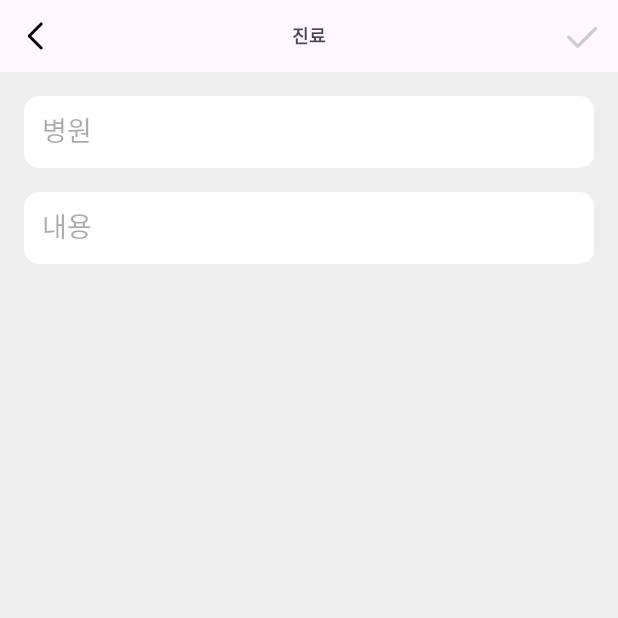
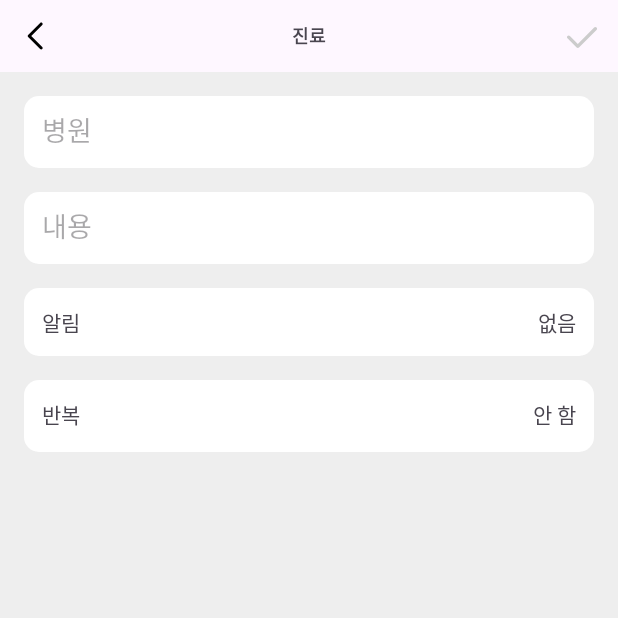
Before and after one commit to Daon-UMC-5th/Android, an Android app: the fragment ClinicFragment placed in its activity, on a phone screen of 412 x 824 dp, the top half of it. Run offline under Robolectric (Android 15) with nearby library versions, the phone set to English and light mode, and no system bars.

Commit message:
[FEAT] fab 클릭 후 이동하는 프래그먼트 UI 제작

```diff
--- a/app/src/main/res/layout/fragment_clinic.xml
+++ b/app/src/main/res/layout/fragment_clinic.xml
@@ -3,6 +3,7 @@
     xmlns:tools="http://schemas.android.com/tools"
     android:layout_width="match_parent"
     android:layout_height="match_parent"
+    xmlns:app="http://schemas.android.com/apk/res-auto"
     android:padding="16dp"
     android:background="#EEEEEE"
     android:orientation="vertical"
@@ -23,6 +24,66 @@
         android:maxLength="50"
         android:background="@drawable/edit_text"
         android:layout_marginBottom="16dp"/>
+    <androidx.constraintlayout.widget.ConstraintLayout
+        android:id="@+id/notification"
+        android:layout_width="match_parent"
+        android:layout_height="wrap_content"
+        android:padding="12dp"
+        android:background="@drawable/edit_text"
+        android:layout_marginBottom="16dp">
+        <TextView
+            android:id="@+id/noti_text"
+            android:layout_width="wrap_content"
+            android:layout_height="match_parent"
+            android:text="알림"
+            app:layout_constraintStart_toStartOf="parent"/>
+        <TextView
+            android:id="@+id/noti_time"
+            android:layout_width="wrap_content"
+            android:layout_height="match_parent"
+            android:text="없음"
+            app:layout_constraintEnd_toEndOf="parent"/>
+        <TimePicker
+            android:id="@+id/tp_timepicker"
+            android:visibility="gone"
+            android:layout_width="match_parent"
+            android:layout_height="wrap_content"
+            android:timePickerMode="spinner"
+            app:layout_constraintTop_toBottomOf="@id/noti_text"
+            app:layout_constraintStart_toStartOf="parent" />
+    </androidx.constraintlayout.widget.ConstraintLayout>
+    <androidx.constraintlayout.widget.ConstraintLayout
+        android:id="@+id/cycle"
+        android:layout_width="match_parent"
+        android:layout_height="wrap_content"
+        android:padding="12dp"
+        android:background="@drawable/edit_text">
+        <TextView
+            android:id="@+id/cycle_text"
+            android:layout_width="wrap_content"
+            android:layout_height="24dp"
+            android:text="반복"
+            app:layout_constraintStart_toStartOf="parent"
+            app:layout_constraintTop_toTopOf="parent"
+            app:layout_constraintBottom_toTopOf="@id/cycle_rv"/>
+        <TextView
+            android:id="@+id/day"
+            android:layout_width="wrap_content"
+            android:layout_height="24dp"
+            android:text="안 함"
+            app:layout_constraintEnd_toEndOf="parent"
+            app:layout_constraintTop_toTopOf="parent"
+            app:layout_constraintBottom_toTopOf="@id/cycle_rv"/>
+        <androidx.recyclerview.widget.RecyclerView
+            android:id="@+id/cycle_rv"
+            android:layout_width="match_parent"
+            android:layout_height="wrap_content"
+            android:visibility="gone"
+            app:layout_constraintStart_toStartOf="parent"
+            app:layout_constraintTop_toBottomOf="@id/cycle_text"
+            app:layoutManager="androidx.recyclerview.widget.LinearLayoutManager"
+            tools:listitem="@layout/cycle_item"/>
+    </androidx.constraintlayout.widget.ConstraintLayout>
 
 
 </LinearLayout>
```
Also changed, not shown: app/src/main/res/layout/cycle_item.xml (added, +21 -0 lines), app/src/main/res/layout/fragment_dose.xml (+61 -0 lines).
